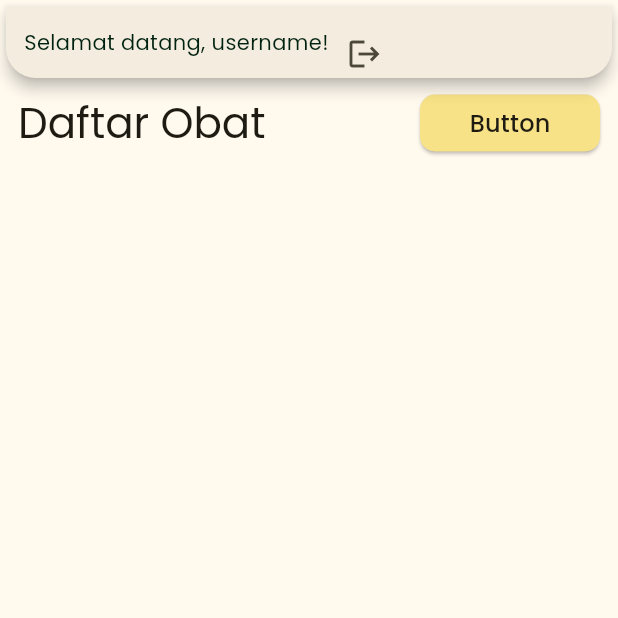
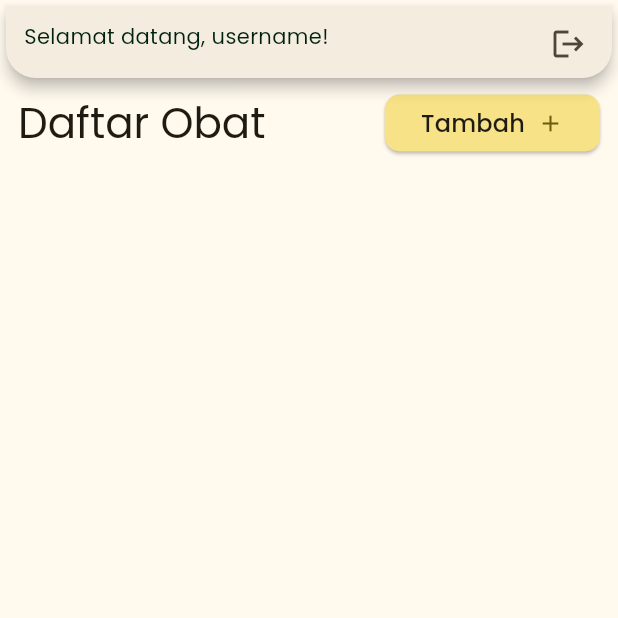
Before and after one commit to raziqaizza/flutter-pampotek, a Flutter app: the HomeScreen screen opened by its route, on a phone screen of 412 x 824 dp, the top half of it. Run offline on Flutter 3.47's test engine with Material 3 defaults, Android fonts, the phone set to English and light mode, and no system bars; our stand-ins replace firebase_auth, firebase_core, firebase_database, flutter_svg, get_it, google_fonts; accounts and stored records are empty; network calls fail.

```diff
--- a/lib/main.dart
+++ b/lib/main.dart
@@ -8,6 +8,7 @@
 import 'package:flutter_pampotek/domain/usecases/delete_obat.dart';
 import 'package:flutter_pampotek/domain/usecases/get_obat.dart';
 import 'package:flutter_pampotek/firebase_options.dart';
+import 'package:flutter_pampotek/ui/add_obat_screen.dart';
 import 'package:flutter_pampotek/ui/home_screen.dart';
 import 'package:flutter_pampotek/ui/login_screen.dart';
 import 'package:flutter_pampotek/ui/providers/obat_provider.dart';
@@ -60,6 +61,7 @@
         '/home': (context) => HomeScreen(),
         '/login': (context) => LoginScreen(),
         '/register': (context) => RegisterScreen(),
+        '/addObat': (context) => AddObatScreen(),
       },
     );
   }
--- a/lib/ui/home_screen.dart
+++ b/lib/ui/home_screen.dart
@@ -13,6 +13,10 @@
     Future.microtask(() {
       Provider.of<ObatProvider>(context, listen: false).fetchObat();
     });
+
+    void toAddObatScreen() {
+      Navigator.pushNamed(context, "/addObat");
+    }
 
     return Container(
       color: MaterialTheme.lightScheme().surface,
@@ -31,7 +35,7 @@
                     mainAxisAlignment: MainAxisAlignment.spaceBetween,
                     children: [
                       const MyHeader(text: "Daftar Obat"),
-                      MyButton(text: "Button", onPressed: () => {})
+                      MyButton(text: "Tambah", onPressed: toAddObatScreen)
                     ],
                   ),
                 ),
@@ -138,8 +142,9 @@
       child: SizedBox(
         height: 58,
         child: Padding(
-          padding: const EdgeInsets.fromLTRB(12, 12, 0, 12),
+          padding: const EdgeInsets.fromLTRB(12, 5, 5, 12),
           child: Row(
+            mainAxisAlignment: MainAxisAlignment.spaceBetween,
             children: [
               Text(
                 "Selamat datang, $username!",
@@ -149,7 +154,6 @@
               IconButton(
                 onPressed: () async {
                   await locator<AuthRepositoryImpl>().logoutUser();
-
                   Navigator.pushReplacementNamed(context, '/');
                 },
                 icon: const Icon(Icons.logout),
@@ -179,9 +183,18 @@
           minimumSize: const Size(120, 38),
           shape:
               RoundedRectangleBorder(borderRadius: BorderRadius.circular(10))),
-      child: Text(
-        text,
-        style: Theme.of(context).textTheme.titleMedium,
+      child: Row(
+        mainAxisAlignment: MainAxisAlignment.center,
+        children: [
+          Text(
+            text,
+            style: Theme.of(context).textTheme.titleMedium,
+          ),
+          SizedBox(
+            width: 8,
+          ),
+          const Icon(Icons.add)
+        ],
       ),
     );
   }
--- a/lib/ui/register_screen.dart
+++ b/lib/ui/register_screen.dart
@@ -57,7 +57,9 @@
               MyTextButton(text: "Sudah punya akun?", onPressed: toLoginScreen),
             ],
           ),
-    )));
+        ),
+      ),
+    );
   }
 }
 
```
Also changed, not shown: lib/ui/add_obat_screen.dart (added, +138 -0 lines). Lines whose indentation alone changed are shown as unchanged.
